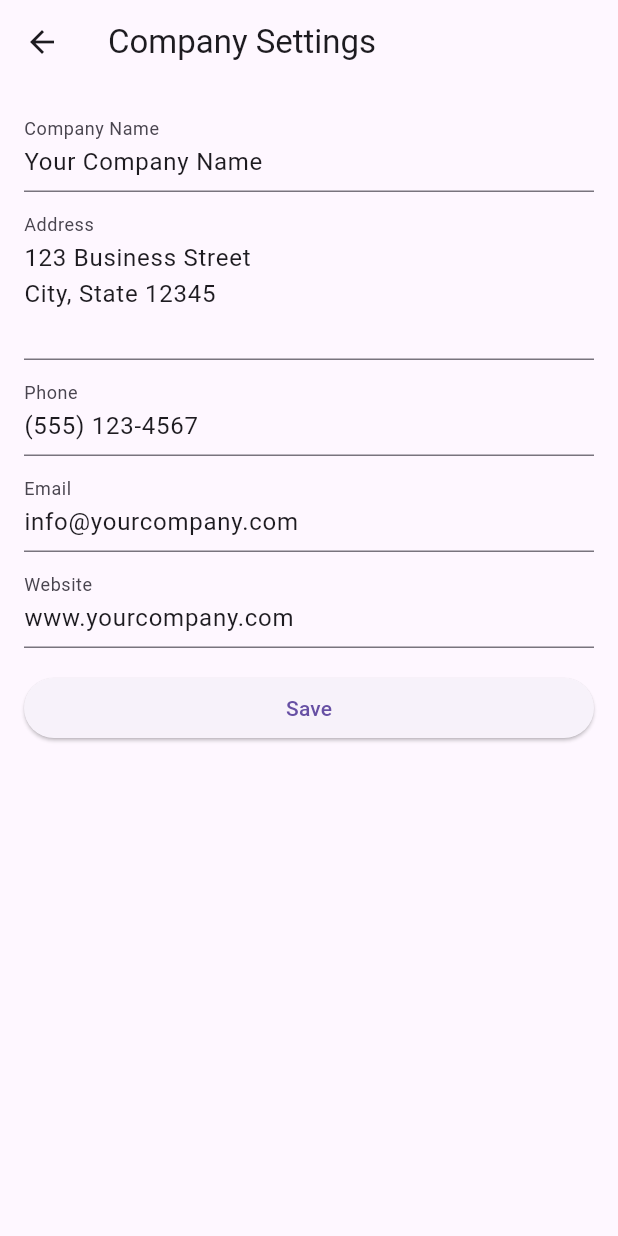
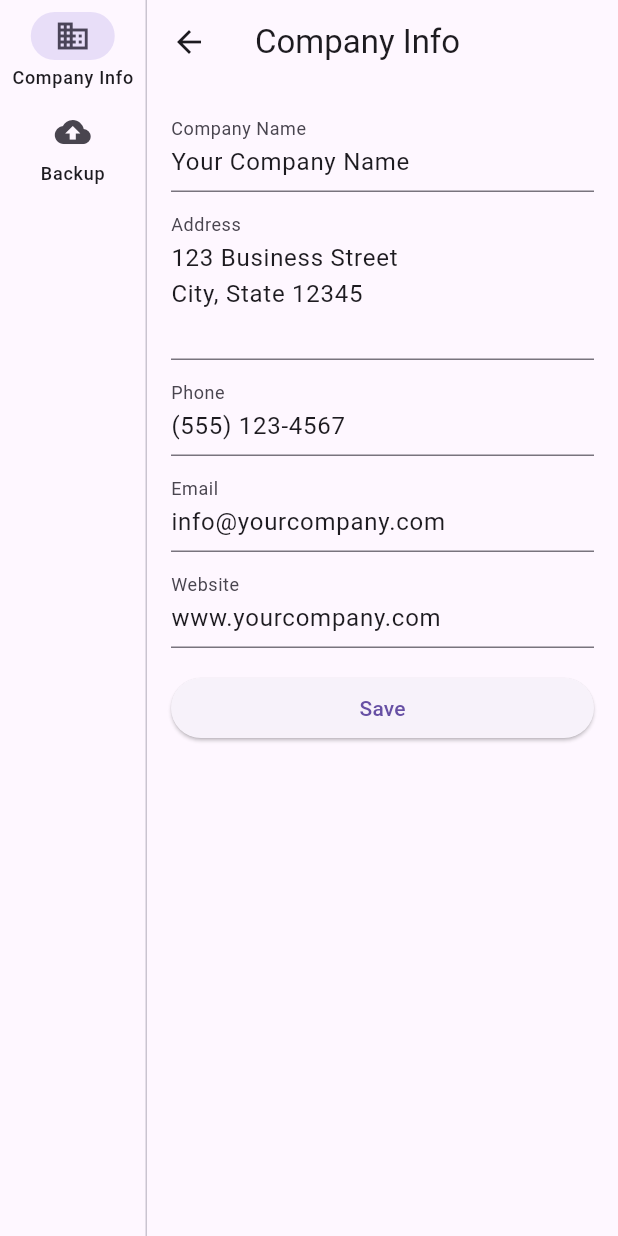
Before and after one commit to Anooppandikashala/invoiso, a Flutter app: the SettingsPage screen opened directly, on a phone screen of 412 x 824 dp. Run offline on Flutter 3.47's test engine with Material 3 defaults, Android fonts, the phone set to English and light mode, and no system bars; our stand-ins replace csv, file_picker, open_file, pdf, permission_handler and 4 more; missing offline and left inert: dart:ffi, downloads_path_provider_28; accounts and stored records are empty.

Commit message:
ADDED backups and some cleanup

```diff
--- a/lib/database/database_helper.dart
+++ b/lib/database/database_helper.dart
@@ -14,8 +14,11 @@ class DatabaseHelper {
   static final DatabaseHelper _instance = DatabaseHelper._internal();
   factory DatabaseHelper() => _instance;
   DatabaseHelper._internal();
+  static String? _path;
+  static String? get path => _path;
+  static Database? _database;
 
-  static Database? _database;
+
 
   Future<Database> get database async {
     if (_database != null) return _database!;
@@ -24,9 +27,9 @@ class DatabaseHelper {
   }
 
   Future<Database> _initDB() async {
-    String path = join(await getDatabasesPath(), 'invoice_manager.db');
+    _path = join(await getDatabasesPath(), 'invoice_manager.db');
     return await openDatabase(
-      path,
+      _path!,
       version: 1,
       onCreate: _createDB,
     );
--- a/lib/screens/login.dart
+++ b/lib/screens/login_screen.dart
@@ -1,7 +1,7 @@
 import 'package:flutter/material.dart';
 
 import '../database/database_helper.dart';
-import 'dashboard.dart';
+import 'dashboard_screen.dart';
 
 
 // Login Screen
--- a/lib/screens/settings.dart
+++ /dev/null
@@ -1,126 +0,0 @@
-import 'package:flutter/material.dart';
-import '../database/database_helper.dart';
-import '../models/company_info.dart';
-
-class SettingsPage extends StatefulWidget {
-  const SettingsPage({Key? key}) : super(key: key);
-
-  @override
-  State<SettingsPage> createState() => _SettingsPageState();
-}
-
-class _SettingsPageState extends State<SettingsPage> {
-  final dbHelper = DatabaseHelper();
-
-  final nameController = TextEditingController();
-  final addressController = TextEditingController();
-  final phoneController = TextEditingController();
-  final emailController = TextEditingController();
-  final websiteController = TextEditingController();
-
-  CompanyInfo? _companyInfo;
-
-  @override
-  void initState() {
-    super.initState();
-    _loadCompanyInfo();
-  }
-
-  Future<void> _loadCompanyInfo() async {
-    final info = await dbHelper.getCompanyInfo();
-    if (info != null) {
-      setState(() {
-        _companyInfo = info;
-        nameController.text = info.name;
-        addressController.text = info.address;
-        phoneController.text = info.phone;
-        emailController.text = info.email;
-        websiteController.text = info.website;
-      });
-    }
-  }
-
-  Future<void> _saveCompanyInfo() async {
-    final newInfo = CompanyInfo(
-      id: _companyInfo?.id, // Update if already exists
-      name: nameController.text,
-      address: addressController.text,
-      phone: phoneController.text,
-      email: emailController.text,
-      website: websiteController.text,
-    );
-
-    if (_companyInfo == null) {
-      await dbHelper.insertCompanyInfo(newInfo);
-    } else {
-      await dbHelper.updateCompanyInfo(newInfo);
-    }
-
-    ScaffoldMessenger.of(context).showSnackBar(
-      const SnackBar(content: Text('Company info saved successfully')),
-    );
-
-    setState(() {
-      _companyInfo = newInfo;
-    });
-  }
-
-  @override
-  void dispose() {
-    nameController.dispose();
-    addressController.dispose();
-    phoneController.dispose();
-    emailController.dispose();
-    websiteController.dispose();
-    super.dispose();
-  }
-
-  @override
-  Widget build(BuildContext context) {
-    return Scaffold(
-      appBar: AppBar(title: const Text("Company Settings")),
-      body: Padding(
-        padding: const EdgeInsets.all(16.0),
-        child: Center(
-          child: SizedBox(
-            width: 500,
-            child: ListView(
-              children: [
-                TextField(
-                  controller: nameController,
-                  decoration: const InputDecoration(labelText: 'Company Name'),
-                ),
-                const SizedBox(height: 8),
-                TextField(
-                  controller: addressController,
-                  decoration: const InputDecoration(labelText: 'Address'),
-                  maxLines: 3,
-                ),
-                const SizedBox(height: 8),
-                TextField(
-                  controller: phoneController,
-                  decoration: const InputDecoration(labelText: 'Phone'),
-                ),
-                const SizedBox(height: 8),
-                TextField(
-                  controller: emailController,
-                  decoration: const InputDecoration(labelText: 'Email'),
-                ),
-                const SizedBox(height: 8),
-                TextField(
-                  controller: websiteController,
-                  decoration: const InputDecoration(labelText: 'Website'),
-                ),
-                const SizedBox(height: 16),
-                ElevatedButton(
-                  onPressed: _saveCompanyInfo,
-                  child: const Text('Save'),
-                ),
-              ],
-            ),
-          ),
-        ),
-      ),
-    );
-  }
-}
--- /dev/null
+++ b/lib/screens/settings_screen.dart
@@ -0,0 +1,189 @@
+import 'package:flutter/material.dart';
+import 'package:invoiceapp/screens/backup_management_screen.dart';
+import '../database/database_helper.dart';
+import '../models/company_info.dart';
+
+class SettingsPage extends StatefulWidget {
+  const SettingsPage({Key? key}) : super(key: key);
+
+  @override
+  State<SettingsPage> createState() => _SettingsPageState();
+}
+
+class _SettingsPageState extends State<SettingsPage> {
+  int _selectedIndex = 0;
+  final dbHelper = DatabaseHelper();
+
+  final nameController = TextEditingController();
+  final addressController = TextEditingController();
+  final phoneController = TextEditingController();
+  final emailController = TextEditingController();
+  final websiteController = TextEditingController();
+
+  CompanyInfo? _companyInfo;
+
+  @override
+  void initState() {
+    super.initState();
+    _loadCompanyInfo();
+  }
+
+  Future<void> _loadCompanyInfo() async {
+    final info = await dbHelper.getCompanyInfo();
+    if (info != null) {
+      setState(() {
+        _companyInfo = info;
+        nameController.text = info.name;
+        addressController.text = info.address;
+        phoneController.text = info.phone;
+        emailController.text = info.email;
+        websiteController.text = info.website;
+      });
+    }
+  }
+
+  Future<void> _saveCompanyInfo() async {
+    final newInfo = CompanyInfo(
+      id: _companyInfo?.id,
+      name: nameController.text,
+      address: addressController.text,
+      phone: phoneController.text,
+      email: emailController.text,
+      website: websiteController.text,
+    );
+
+    if (_companyInfo == null) {
+      await dbHelper.insertCompanyInfo(newInfo);
+    } else {
+      await dbHelper.updateCompanyInfo(newInfo);
+    }
+
+    ScaffoldMessenger.of(context).showSnackBar(
+      const SnackBar(content: Text('Company info saved successfully')),
+    );
+
+    setState(() {
+      _companyInfo = newInfo;
+    });
+  }
+
+  @override
+  void dispose() {
+    nameController.dispose();
+    addressController.dispose();
+    phoneController.dispose();
+    emailController.dispose();
+    websiteController.dispose();
+    super.dispose();
+  }
+
+  Widget _buildCompanyInfoForm() {
+    return Scaffold(
+      appBar: AppBar(title: const Text("Company Info")),
+      body: Center(
+        child: SizedBox(
+          width: 500,
+          child: ListView(
+            padding: const EdgeInsets.all(16),
+            children: [
+              TextField(
+                controller: nameController,
+                decoration: const InputDecoration(labelText: 'Company Name'),
+              ),
+              const SizedBox(height: 8),
+              TextField(
+                controller: addressController,
+                decoration: const InputDecoration(labelText: 'Address'),
+                maxLines: 3,
+              ),
+              const SizedBox(height: 8),
+              TextField(
+                controller: phoneController,
+                decoration: const InputDecoration(labelText: 'Phone'),
+              ),
+              const SizedBox(height: 8),
+              TextField(
+                controller: emailController,
+                decoration: const InputDecoration(labelText: 'Email'),
+              ),
+              const SizedBox(height: 8),
+              TextField(
+                controller: websiteController,
+                decoration: const InputDecoration(labelText: 'Website'),
+              ),
+              const SizedBox(height: 16),
+              ElevatedButton(
+                onPressed: _saveCompanyInfo,
+                child: const Text('Save'),
+              ),
+            ],
+          ),
+        ),
+      ),
+    );
+  }
+
+  Widget _buildDummySection() {
+    return Center(
+      child: Padding(
+        padding: const EdgeInsets.all(16.0),
+        child: Column(
+          mainAxisSize: MainAxisSize.min,
+          children: const [
+            Icon(Icons.backup, size: 64, color: Colors.blueGrey),
+            SizedBox(height: 16),
+            Text("Options coming soon...", style: TextStyle(fontSize: 18)),
+          ],
+        ),
+      ),
+    );
+  }
+
+  Widget _buildContent() {
+    switch (_selectedIndex) {
+      case 0:
+        return _buildCompanyInfoForm();
+      case 1:
+        return BackupManagementScreen();
+      default:
+        return const Center(child: Text("Unknown tab"));
+    }
+  }
+
+  @override
+  Widget build(BuildContext context) {
+    return Scaffold(
+      body: Row(
+        children: [
+          NavigationRail(
+            selectedIndex: _selectedIndex,
+            labelType: NavigationRailLabelType.all,
+            onDestinationSelected: (int index) {
+              setState(() {
+                _selectedIndex = index;
+              });
+            },
+            destinations: const [
+              NavigationRailDestination(
+                icon: Icon(Icons.business),
+                label: Text('Company Info'),
+              ),
+              NavigationRailDestination(
+                icon: Icon(Icons.backup),
+                label: Text('Backup'),
+              ),
+            ],
+          ),
+          const VerticalDivider(thickness: 1, width: 1),
+          Expanded(
+            child: _buildContent()
+            // Scaffold(
+            //   appBar: AppBar(title: const Text("Settings")),
+            //   body: _buildContent(),
+            //),
+          ),
+        ],
+      ),
+    );
+  }
+}
--- a/lib/screens/splash_screen.dart
+++ b/lib/screens/splash_screen.dart
@@ -1,6 +1,6 @@
 import 'package:flutter/material.dart';
 import 'package:invoiceapp/database/database_helper.dart';
-import 'package:invoiceapp/screens/login.dart';
+import 'package:invoiceapp/screens/login_screen.dart';
 
 class SplashScreen extends StatefulWidget {
   @override
--- a/pubspec.yaml
+++ b/pubspec.yaml
@@ -46,6 +46,7 @@ dependencies:
   csv: ^6.0.0
   open_file: ^3.3.2
   url_launcher: ^6.2.6
+  downloads_path_provider_28: any
   # The following adds the Cupertino Icons font to your application.
   # Use with the CupertinoIcons class for iOS style icons.
   cupertino_icons: ^1.0.6
```
Also changed, not shown: lib/backup/backup_manager.dart (+50 -11 lines), lib/screens/backup_management_screen.dart (renamed from lib/screens/backup_management.dart, +24 -24 lines), lib/screens/create_invoice_screen.dart (renamed from lib/screens/invoice_management.dart, +52 -11 lines), lib/screens/dashboard_screen.dart (renamed from lib/screens/dashboard.dart, +7 -6 lines), lib/services/invoice_services.dart (added, +92 -0 lines), lib/screens/customer_management_screen.dart (renamed from lib/screens/customer_management.dart), lib/screens/invoice_list_screen.dart (renamed from lib/screens/invoice_list.dart), lib/screens/product_management_screen.dart (renamed from lib/screens/product_management.dart), pubspec.lock.
